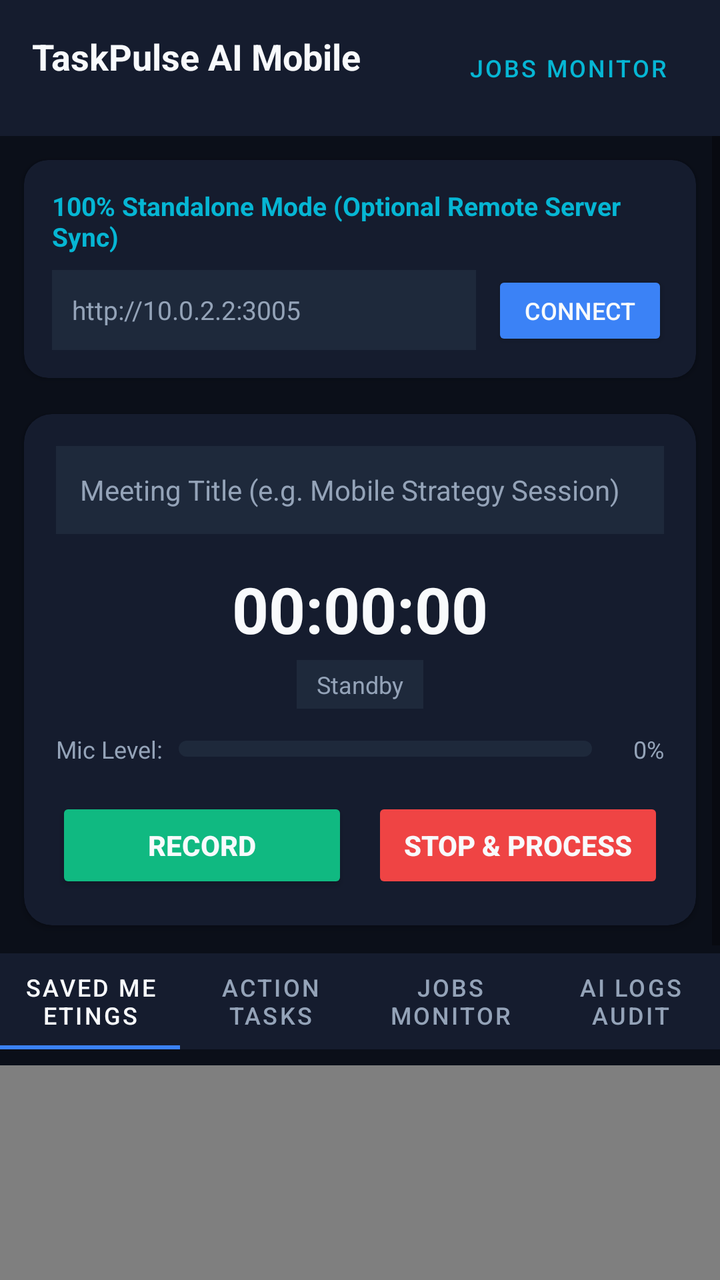
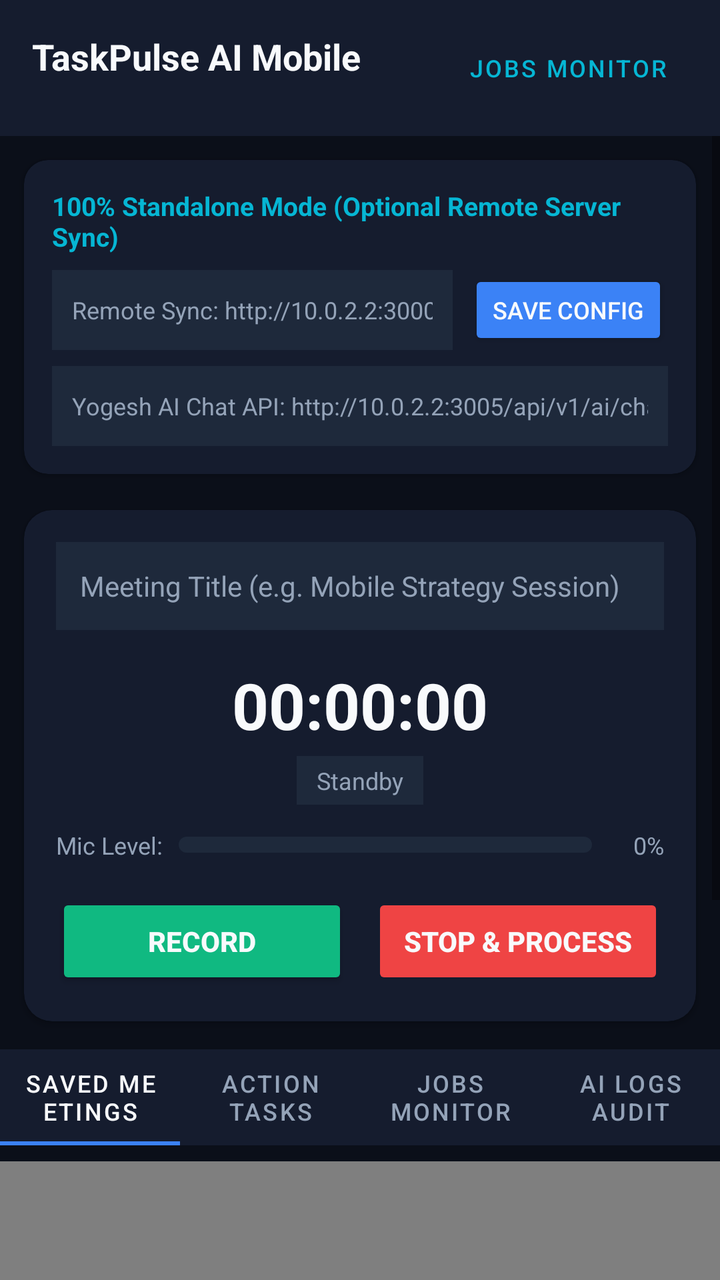

Compare the two renders of this Android layout. The source of the first and the diff that turns it into the second are given below.
<!-- AndroidManifest.xml: application theme Theme.TaskPulseAI -->
<!-- res/layout/activity_main.xml -->
<?xml version="1.0" encoding="utf-8"?>
<LinearLayout xmlns:android="http://schemas.android.com/apk/res/android"
    xmlns:app="http://schemas.android.com/apk/res-auto"
    android:layout_width="match_parent"
    android:layout_height="match_parent"
    android:background="@color/bg_dark"
    android:orientation="vertical">

    
    <RelativeLayout
        android:layout_width="match_parent"
        android:layout_height="wrap_content"
        android:background="@color/card_bg"
        android:padding="16dp">

        <TextView
            android:id="@+id/textBrand"
            android:layout_width="wrap_content"
            android:layout_height="wrap_content"
            android:layout_alignParentStart="true"
            android:text="TaskPulse AI Mobile"
            android:textColor="@color/text_white"
            android:textSize="18sp"
            android:textStyle="bold" />

        <Button
            android:id="@+id/btnJobsMonitor"
            style="@style/Widget.MaterialComponents.Button.OutlinedButton"
            android:layout_width="wrap_content"
            android:layout_height="36dp"
            android:layout_alignParentEnd="true"
            android:paddingHorizontal="10dp"
            android:text="Jobs Monitor"
            android:textColor="@color/accent_cyan"
            android:textSize="12sp"
            app:strokeColor="@color/accent_cyan" />

    </RelativeLayout>

    <ScrollView
        android:layout_width="match_parent"
        android:layout_height="0dp"
        android:layout_weight="1">

        <LinearLayout
            android:layout_width="match_parent"
            android:layout_height="wrap_content"
            android:orientation="vertical"
            android:paddingBottom="24dp">

            
            <androidx.cardview.widget.CardView
                android:layout_width="match_parent"
                android:layout_height="wrap_content"
                android:layout_margin="12dp"
                app:cardBackgroundColor="@color/card_bg"
                app:cardCornerRadius="12dp">

                <LinearLayout
                    android:layout_width="match_parent"
                    android:layout_height="wrap_content"
                    android:orientation="vertical"
                    android:padding="14dp">

                    <TextView
                        android:layout_width="wrap_content"
                        android:layout_height="wrap_content"
                        android:text="100% Standalone Mode (Optional Remote Server Sync)"
                        android:textColor="@color/accent_cyan"
                        android:textSize="13sp"
                        android:textStyle="bold" />

                    <LinearLayout
                        android:layout_width="match_parent"
                        android:layout_height="wrap_content"
                        android:layout_marginTop="8dp"
                        android:orientation="horizontal">

                        <EditText
                            android:id="@+id/editServerHost"
                            android:layout_width="0dp"
                            android:layout_height="40dp"
                            android:layout_weight="1"
                            android:background="#1e293b"
                            android:hint="http://10.0.2.2:3005"
                            android:inputType="textUri"
                            android:paddingHorizontal="10dp"
                            android:textColor="@color/text_white"
                            android:textColorHint="@color/text_muted"
                            android:textSize="13sp" />

                        <Button
                            android:id="@+id/btnConnectServer"
                            android:layout_width="wrap_content"
                            android:layout_height="40dp"
                            android:layout_marginStart="8dp"
                            android:backgroundTint="@color/accent_blue"
                            android:text="Connect"
                            android:textColor="@color/text_white"
                            android:textSize="12sp" />

                    </LinearLayout>

                </LinearLayout>

            </androidx.cardview.widget.CardView>

            
            <androidx.cardview.widget.CardView
                android:layout_width="match_parent"
                android:layout_height="wrap_content"
                android:layout_marginHorizontal="12dp"
                android:layout_marginVertical="6dp"
                app:cardBackgroundColor="@color/card_bg"
                app:cardCornerRadius="14dp">

                <LinearLayout
                    android:layout_width="match_parent"
                    android:layout_height="wrap_content"
                    android:gravity="center_horizontal"
                    android:orientation="vertical"
                    android:padding="16dp">

                    <EditText
                        android:id="@+id/editMeetingTitle"
                        android:layout_width="match_parent"
                        android:layout_height="44dp"
                        android:background="#1e293b"
                        android:hint="Meeting Title (e.g. Mobile Strategy Session)"
                        android:paddingHorizontal="12dp"
                        android:textColor="@color/text_white"
                        android:textColorHint="@color/text_muted"
                        android:textSize="14sp" />

                    <TextView
                        android:id="@+id/textTimer"
                        android:layout_width="wrap_content"
                        android:layout_height="wrap_content"
                        android:layout_marginTop="16dp"
                        android:text="00:00:00"
                        android:textColor="@color/text_white"
                        android:textSize="32sp"
                        android:textStyle="bold" />

                    <TextView
                        android:id="@+id/textStatusPill"
                        android:layout_width="wrap_content"
                        android:layout_height="wrap_content"
                        android:layout_marginTop="4dp"
                        android:background="@color/btn_secondary_bg"
                        android:paddingHorizontal="10dp"
                        android:paddingVertical="4dp"
                        android:text="Standby"
                        android:textColor="@color/text_muted"
                        android:textSize="12sp" />

                    
                    <LinearLayout
                        android:layout_width="match_parent"
                        android:layout_height="wrap_content"
                        android:layout_marginTop="12dp"
                        android:gravity="center_vertical"
                        android:orientation="horizontal">

                        <TextView
                            android:layout_width="wrap_content"
                            android:layout_height="wrap_content"
                            android:text="Mic Level:"
                            android:textColor="@color/text_muted"
                            android:textSize="12sp" />

                        <ProgressBar
                            android:id="@+id/progressMicLevel"
                            style="?android:attr/progressBarStyleHorizontal"
                            android:layout_width="0dp"
                            android:layout_height="8dp"
                            android:layout_marginStart="8dp"
                            android:layout_weight="1"
                            android:max="100"
                            android:progressDrawable="@drawable/bg_progress" />

                        <TextView
                            android:id="@+id/textMicPercent"
                            android:layout_width="36dp"
                            android:layout_height="wrap_content"
                            android:gravity="end"
                            android:text="0%"
                            android:textColor="@color/text_muted"
                            android:textSize="12sp" />

                    </LinearLayout>

                    
                    <LinearLayout
                        android:layout_width="match_parent"
                        android:layout_height="wrap_content"
                        android:layout_marginTop="16dp"
                        android:orientation="horizontal">

                        <Button
                            android:id="@+id/btnStartRecord"
                            android:layout_width="0dp"
                            android:layout_height="48dp"
                            android:layout_marginEnd="6dp"
                            android:layout_weight="1"
                            android:backgroundTint="@color/accent_emerald"
                            android:text="Record"
                            android:textColor="@color/text_white"
                            android:textStyle="bold" />

                        <Button
                            android:id="@+id/btnStopRecord"
                            android:layout_width="0dp"
                            android:layout_height="48dp"
                            android:layout_marginStart="6dp"
                            android:layout_weight="1"
                            android:backgroundTint="@color/danger_red"
                            android:enabled="false"
                            android:text="Stop &amp; Process"
                            android:textColor="@color/text_white"
                            android:textStyle="bold" />

                    </LinearLayout>

                </LinearLayout>

            </androidx.cardview.widget.CardView>

            
            <com.google.android.material.tabs.TabLayout
                android:id="@+id/tabLayout"
                android:layout_width="match_parent"
                android:layout_height="wrap_content"
                android:layout_marginTop="8dp"
                android:background="@color/card_bg"
                app:tabIndicatorColor="@color/accent_blue"
                app:tabSelectedTextColor="@color/text_white"
                app:tabTextColor="@color/text_muted">

                <com.google.android.material.tabs.TabItem
                    android:layout_width="wrap_content"
                    android:layout_height="wrap_content"
                    android:text="Saved Meetings" />

                <com.google.android.material.tabs.TabItem
                    android:layout_width="wrap_content"
                    android:layout_height="wrap_content"
                    android:text="Action Tasks" />

                <com.google.android.material.tabs.TabItem
                    android:layout_width="wrap_content"
                    android:layout_height="wrap_content"
                    android:text="Jobs Monitor" />

                <com.google.android.material.tabs.TabItem
                    android:layout_width="wrap_content"
                    android:layout_height="wrap_content"
                    android:text="AI Logs Audit" />

            </com.google.android.material.tabs.TabLayout>

            <androidx.swiperefreshlayout.widget.SwipeRefreshLayout
                android:id="@+id/swipeRefresh"
                android:layout_width="match_parent"
                android:layout_height="320dp"
                android:layout_marginTop="8dp">

                <androidx.recyclerview.widget.RecyclerView
                    android:id="@+id/recyclerView"
                    android:layout_width="match_parent"
                    android:layout_height="match_parent" />

            </androidx.swiperefreshlayout.widget.SwipeRefreshLayout>

        </LinearLayout>

    </ScrollView>

</LinearLayout>
<!-- resources referenced by this layout -->
<resources>
  <color name="accent_blue">#3b82f6</color>
  <color name="accent_cyan">#06b6d4</color>
  <color name="accent_emerald">#10b981</color>
  <color name="bg_dark">#0b0f19</color>
  <color name="btn_secondary_bg">#1e293b</color>
  <color name="card_bg">#151c2e</color>
  <color name="danger_red">#ef4444</color>
  <color name="text_muted">#94a3b8</color>
  <color name="text_white">#f8fafc</color>
  <!-- drawable bg_progress (drawable) -->
  <?xml version="1.0" encoding="utf-8"?>
  <layer-list xmlns:android="http://schemas.android.com/apk/res/android">
      <item android:id="@android:id/background">
          <shape>
              <corners android:radius="4dp" />
              <solid android:color="#1e293b" />
          </shape>
      </item>
      <item android:id="@android:id/progress">
          <clip>
              <shape>
                  <corners android:radius="4dp" />
                  <gradient
                      android:startColor="#38bdf8"
                      android:endColor="#c084fc"
                      android:angle="0" />
              </shape>
          </clip>
      </item>
  </layer-list>
  <style name="Theme.TaskPulseAI" parent="Theme.MaterialComponents.DayNight.NoActionBar">
          <item name="colorPrimary">@color/accent_blue</item>
          <item name="colorSecondary">@color/accent_cyan</item>
          <item name="android:statusBarColor">@color/bg_dark</item>
          <item name="android:windowBackground">@color/bg_dark</item>
      </style>
</resources>

<!-- the commit's change to res/layout/activity_main.xml (unified diff, before → after) -->
@@ -82,12 +82,12 @@
                             android:layout_height="40dp"
                             android:layout_weight="1"
                             android:background="#1e293b"
-                            android:hint="http://10.0.2.2:3005"
+                            android:hint="Remote Sync: http://10.0.2.2:3000"
                             android:inputType="textUri"
                             android:paddingHorizontal="10dp"
                             android:textColor="@color/text_white"
                             android:textColorHint="@color/text_muted"
-                            android:textSize="13sp" />
+                            android:textSize="12sp" />
 
                         <Button
                             android:id="@+id/btnConnectServer"
@@ -95,11 +95,24 @@
                             android:layout_height="40dp"
                             android:layout_marginStart="8dp"
                             android:backgroundTint="@color/accent_blue"
-                            android:text="Connect"
+                            android:text="Save Config"
                             android:textColor="@color/text_white"
                             android:textSize="12sp" />
 
                     </LinearLayout>
+
+                    <EditText
+                        android:id="@+id/editYogeshChatEndpoint"
+                        android:layout_width="match_parent"
+                        android:layout_height="40dp"
+                        android:layout_marginTop="8dp"
+                        android:background="#1e293b"
+                        android:hint="Yogesh AI Chat API: http://10.0.2.2:3005/api/v1/ai/chat"
+                        android:inputType="textUri"
+                        android:paddingHorizontal="10dp"
+                        android:textColor="@color/text_white"
+                        android:textColorHint="@color/text_muted"
+                        android:textSize="12sp" />
 
                 </LinearLayout>
 
